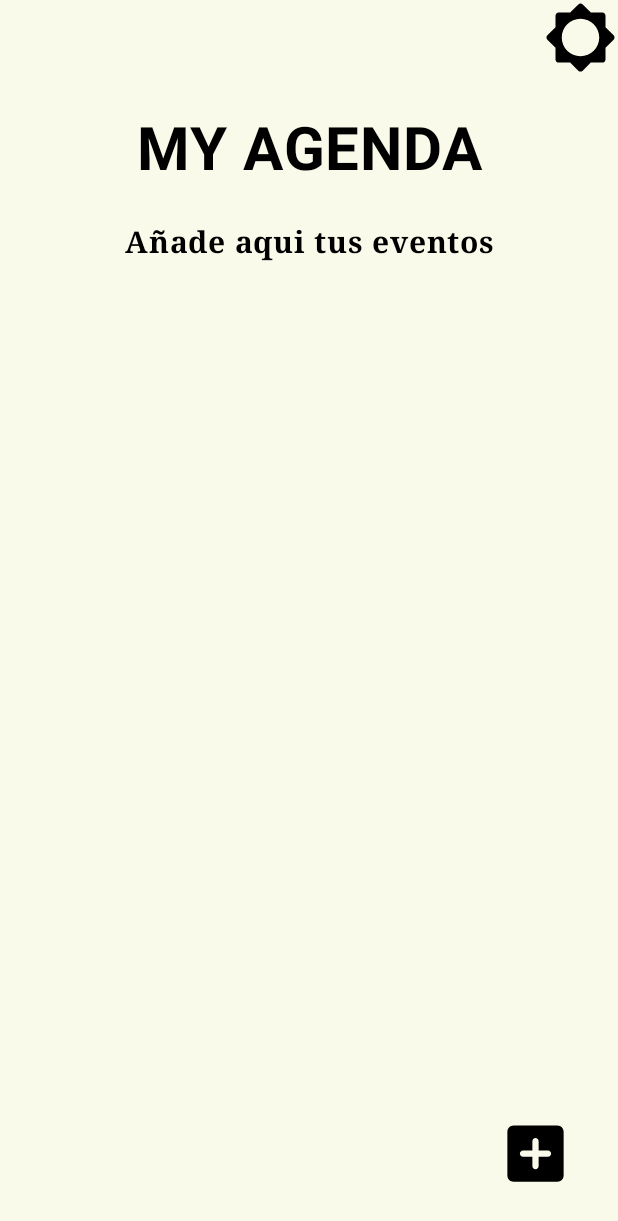
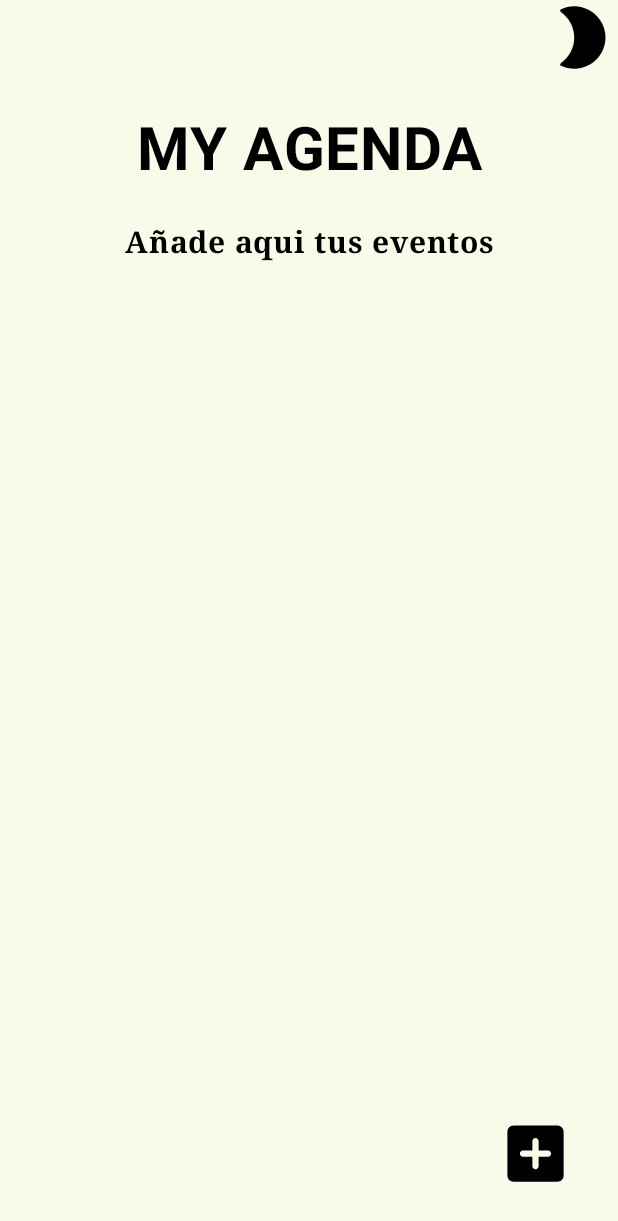
Before and after one commit to DanielGallegoM10/AppAgenda, an Android app built with Jetpack Compose: the screen it shows after launch (MainActivity), after a tap on "Cambiar tema", on a phone screen of 412 x 824 dp. Shown: the top 1221 px of the screen. Run offline under Robolectric (Android 15) with nearby library versions, the phone set to English and light mode, and no system bars; our stand-ins replace constraintlayout-compose.

Commit message:
funcionalidad cambiar de tema OK

```diff
--- a/app/src/main/java/com/example/appagenda/MainActivity.kt
+++ b/app/src/main/java/com/example/appagenda/MainActivity.kt
@@ -99,11 +99,6 @@ class MainActivity : ComponentActivity() {
                         ){
                             ThemeSwitcher(themeMode) { newMode ->
                                 themeMode = newMode
-                            }
-                            if (themeMode == ThemeMode.DARK){
-                                Toast.makeText(this@MainActivity, "Modo oscuro", Toast.LENGTH_SHORT).show()
-                            }else if (themeMode == ThemeMode.LIGHT){
-                                Toast.makeText(this@MainActivity, "Modo claro", Toast.LENGTH_SHORT).show()
                             }
                         }
                         Row(
@@ -219,28 +214,12 @@ class MainActivity : ComponentActivity() {
 
     @Composable
     fun ThemeSwitcher(currentMode: ThemeMode, onThemeChange: (ThemeMode) -> Unit) {
-        val nextMode = when (currentMode) {
-            ThemeMode.LIGHT -> ThemeMode.DARK
-            ThemeMode.DARK -> ThemeMode.SYSTEM
-            ThemeMode.SYSTEM -> ThemeMode.LIGHT
-        }
+        val nextMode = if (currentMode == ThemeMode.LIGHT) ThemeMode.DARK else ThemeMode.LIGHT
 
         Icon(
-            imageVector = when (currentMode) {
-                ThemeMode.LIGHT -> {
-                    Icons.Rounded.Brightness5
-                }
-                ThemeMode.DARK -> {
-                    Icons.Rounded.Brightness2
-                }
-                ThemeMode.SYSTEM -> {
-                    Icons.Rounded.Android
-                }
-            },
+            imageVector = if (currentMode == ThemeMode.LIGHT) Icons.Rounded.Brightness2 else Icons.Rounded.Brightness5,
             contentDescription = "Cambiar tema",
-            modifier = Modifier
-                .size(50.dp)
-                .clickable { onThemeChange(nextMode) }
+            modifier = Modifier.size(50.dp).clickable { onThemeChange(nextMode) }
         )
     }
 
```
